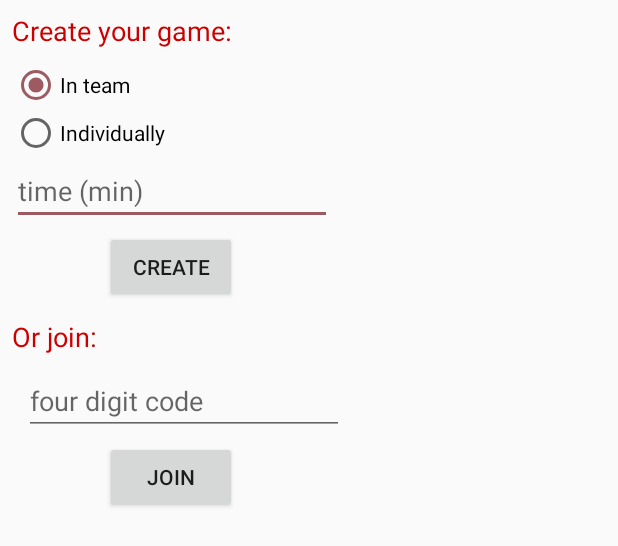
After one commit to 1frag/GameWithNoName, an Android app: the layout alert_second_mode.xml on its own in the app's theme, with its tools: preview values and no code run, on a phone screen of 412 x 824 dp. The commit adds this screen. Shown: the top 546 px of the screen. Run offline under Robolectric (Android 15) with nearby library versions, the phone set to English and light mode, and no system bars.

Commit message:
alert for second mode parameters

```diff
--- a/app/src/main/java/com/example/gamewithnoname/activities/ParametersActivity.java
+++ b/app/src/main/java/com/example/gamewithnoname/activities/ParametersActivity.java
@@ -205,7 +205,7 @@ public class ParametersActivity extends AppCompatActivity {
         speed = 5.0; //будет передаваться с сервера когда-нибудь (начальное значение)
         deviation = 1.0; //и это
         angle = 40.0; //и это тоже
-        shortestDistance = distance; //с предыдущего активити
+        shortestDistance = distance;
         Log.i(TAG, String.format("%s", shortestDistance));
         textSpeed = sheetView.findViewById(R.id.textSpeedValue);
         textSpeed.setText(String.format("%.1f km/h", speed));
--- a/app/src/main/res/layout/activity_main.xml
+++ b/app/src/main/res/layout/activity_main.xml
@@ -64,7 +64,6 @@
                 android:layout_height="74dp"
                 android:layout_marginTop="18dp"
                 android:background="@drawable/round_buttons"
-                android:enabled="false"
                 android:onClick="processButtonPressing"
                 android:text="@string/main_activity_button_catch_bot"
                 android:textSize="16sp" />
@@ -86,7 +85,6 @@
                 android:layout_height="74dp"
                 android:layout_marginTop="18dp"
                 android:background="@drawable/round_buttons"
-                android:enabled="false"
                 android:onClick="processButtonPressing"
                 android:text="@string/main_activity_button_game_friends"
                 android:textSize="16sp" />
@@ -111,7 +109,6 @@
             android:layout_weight="1"
             android:background="@drawable/main_linear_layout"
             android:contentDescription="@string/main_activity_button_stat_description"
-            android:enabled="false"
             android:onClick="processButtonPressing"
             app:layout_constraintBottom_toBottomOf="parent"
             app:layout_constraintEnd_toStartOf="@id/buttonFriends"
@@ -126,7 +123,6 @@
             android:layout_weight="1"
             android:background="@drawable/main_linear_layout"
             android:contentDescription="@string/main_activity_button_friends_description"
-            android:enabled="false"
             android:onClick="processButtonPressing"
             app:layout_constraintBottom_toBottomOf="parent"
             app:layout_constraintEnd_toStartOf="@id/buttonInfo"
@@ -141,7 +137,6 @@
             android:layout_weight="1"
             android:background="@drawable/main_linear_layout"
             android:contentDescription="@string/main_activity_button_info_description"
-            android:enabled="false"
             android:onClick="processButtonPressing"
             app:layout_constraintBottom_toBottomOf="parent"
             app:layout_constraintStart_toStartOf="parent"
--- /dev/null
+++ b/app/src/main/res/layout/alert_second_mode.xml
@@ -0,0 +1,97 @@
+<?xml version="1.0" encoding="utf-8"?>
+<RelativeLayout xmlns:android="http://schemas.android.com/apk/res/android"
+    android:layout_width="fill_parent"
+    android:layout_height="fill_parent" >
+
+    <TextView
+        android:id="@+id/text_create"
+        android:layout_width="wrap_content"
+        android:layout_height="wrap_content"
+        android:layout_marginTop="8dp"
+        android:layout_marginStart="8dp"
+        android:textSize="18sp"
+        android:textColor="@android:color/holo_red_dark"
+        android:text="@string/alert_2m_create" />
+
+    <RadioGroup
+        android:id="@+id/radio_group_modes"
+        android:layout_width="wrap_content"
+        android:layout_height="wrap_content"
+        android:layout_below="@+id/text_create"
+        android:layout_marginStart="8dp"
+        android:layout_marginTop="8dp"
+        android:checkedButton="@id/radioButton">
+
+        <RadioButton
+            android:id="@+id/radioButton"
+            android:layout_width="wrap_content"
+            android:layout_height="wrap_content"
+            android:layout_weight="1"
+            android:text="@string/alert_2m_in_team" />
+
+        <RadioButton
+            android:id="@+id/radioButton2"
+            android:layout_width="wrap_content"
+            android:layout_height="wrap_content"
+            android:layout_weight="1"
+            android:text="@string/alert_2m_individually" />
+    </RadioGroup>
+
+    <EditText
+        android:id="@+id/text_alert_2m"
+        android:layout_width="wrap_content"
+        android:layout_height="wrap_content"
+        android:layout_below="@+id/radio_group_modes"
+        android:layout_alignParentStart="true"
+        android:layout_marginStart="8dp"
+        android:ems="10"
+        android:hint="@string/alert_2m_time"
+        android:inputType="number" />
+
+    <TextView
+        android:id="@+id/text_join"
+        android:layout_width="wrap_content"
+        android:layout_height="wrap_content"
+        android:layout_below="@+id/btn_create"
+        android:layout_alignParentStart="true"
+        android:layout_marginStart="8dp"
+        android:layout_marginTop="10dp"
+        android:text="@string/alert_2m_join"
+        android:textColor="@android:color/holo_red_dark"
+        android:textSize="18sp" />
+
+    <EditText
+        android:id="@+id/editText3"
+        android:layout_width="wrap_content"
+        android:layout_height="wrap_content"
+        android:layout_below="@+id/text_join"
+        android:layout_alignStart="@+id/text_create"
+        android:layout_marginStart="8dp"
+        android:layout_marginTop="8dp"
+        android:ems="10"
+        android:hint="@string/alert_2m_code"
+        android:inputType="number" />
+
+    <Button
+        android:id="@+id/btn_create"
+        android:layout_width="wrap_content"
+        android:layout_height="wrap_content"
+        android:layout_below="@+id/text_alert_2m"
+        android:layout_alignParentStart="true"
+        android:layout_marginStart="70dp"
+        android:layout_marginTop="4dp"
+        android:gravity="center"
+        android:text="Create" />
+
+    <Button
+        android:id="@+id/btn_join"
+        android:layout_width="wrap_content"
+        android:layout_height="wrap_content"
+        android:layout_below="@+id/editText3"
+        android:layout_alignParentStart="true"
+        android:layout_marginStart="70dp"
+        android:layout_marginTop="4dp"
+        android:gravity="center"
+        android:text="Join" />
+
+</RelativeLayout>
--- a/app/src/main/res/values/strings.xml
+++ b/app/src/main/res/values/strings.xml
@@ -24,7 +24,7 @@
     <string name="activity_main_all_time_description">for all time</string>
 
     <string name="activity_parameters_headline">Parameters</string>
-    <string name="activity_parameters_speed">Speed</string>
+    <string name="activity_parameters_speed">Speed - </string>
     <string name="activity_parameters_button">Start</string>
     <string name="activity_parameters_forest">Oncoming sensitivity</string>
     <string name="activity_parameters_change">Deviation</string>
@@ -33,7 +33,7 @@
     <string name="activity_parameters_bike">Bicycle</string>
     <string name="activity_parameters_time">Place for approximate time</string>
     <string name="activity_parameters_speed_calc">Speed val</string>
-    <string name="activity_parameters_angle">Angle</string>
+    <string name="activity_parameters_angle">Angle - </string>
     <string name="activity_parameters_angle_val">Angle value</string>
     <string name="activity_parameters_instruction">Select finish point</string>
 
@@ -84,5 +84,11 @@
     <string name="activity_friends_mode_name">Loading</string>
     <string name="activity_multiplayer_send_message">Send</string>
     <string name="activity_multiplayer_hint_write_message">Write message</string>
+    <string name="alert_2m_in_team">In team</string>
+    <string name="alert_2m_individually">Individually</string>
+    <string name="alert_2m_time">time (min)</string>
+    <string name="alert_2m_create">Create your game:</string>
+    <string name="alert_2m_code">four digit code</string>
+    <string name="alert_2m_join">Or join:</string>
 
 </resources>
```
Also changed, not shown: app/src/main/java/com/example/gamewithnoname/activities/MainActivity.java (+7 -12 lines), app/src/main/res/layout/activity_maps.xml (+3 -7 lines), app/src/main/res/layout/layout_parameters.xml (+35 -65 lines).
